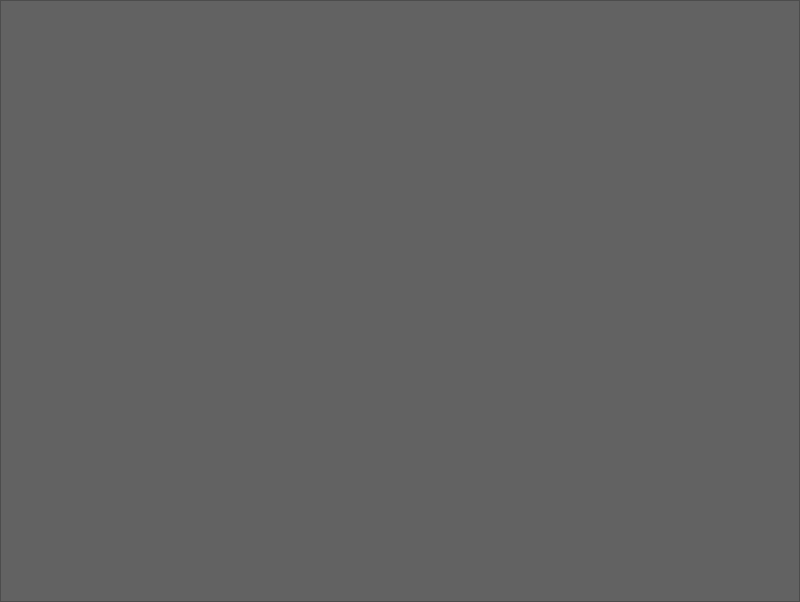
First picture: the form in Editor_Qt5/leveledit.ui, repository WohlSoft/Moondust-Project, before the edit.
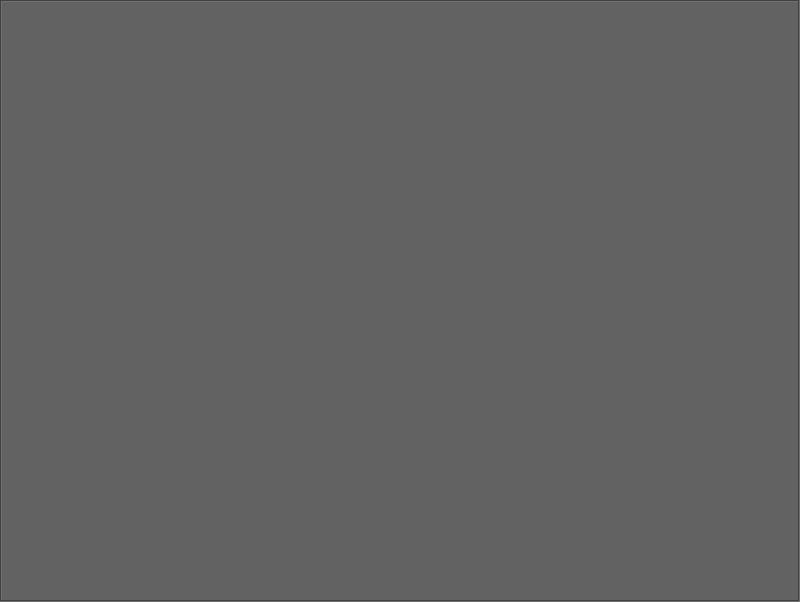
Second picture: the form after the edit. Icons and pictures are not drawn.

Commit message: Small memory optimization

```diff
--- a/Editor_Qt5/leveledit.ui
+++ b/Editor_Qt5/leveledit.ui
@@ -65,6 +65,9 @@
      <property name="styleSheet">
       <string notr="true">background-color: rgb(98, 98, 98);</string>
      </property>
+     <property name="frameShape">
+      <enum>QFrame::Box</enum>
+     </property>
      <property name="interactive">
       <bool>true</bool>
      </property>
```
Left out of the diff: 6 changed lines with no effect on the pictures. The commit also changes 1 other file.
